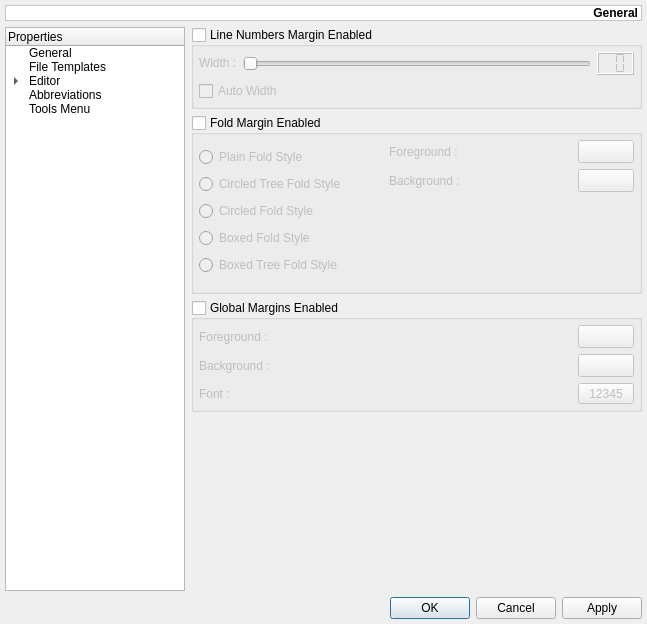
First picture: the form in v2/branches/dev/monkey/src/maininterface/ui/UISettings.ui, repository testmana2/mks, before the edit.
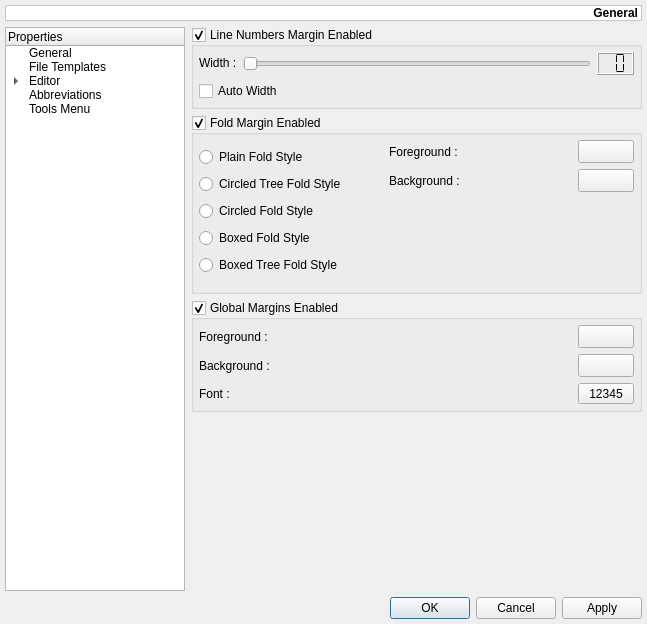
Second picture: the form after the edit. The open tabs and pages were chosen to show the change.

What changed in the file:
```diff
--- a/v2/branches/dev/monkey/src/maininterface/ui/UISettings.ui
+++ b/v2/branches/dev/monkey/src/maininterface/ui/UISettings.ui
@@ -1660,9 +1660,6 @@
          <property name="checkable" >
           <bool>true</bool>
          </property>
-         <property name="checked" >
-          <bool>false</bool>
-         </property>
          <layout class="QVBoxLayout" >
           <property name="margin" >
            <number>5</number>
@@ -1752,9 +1749,6 @@
          <property name="checkable" >
           <bool>true</bool>
          </property>
-         <property name="checked" >
-          <bool>false</bool>
-         </property>
          <layout class="QGridLayout" >
           <property name="margin" >
            <number>5</number>
@@ -1865,9 +1859,6 @@
          <property name="checkable" >
           <bool>true</bool>
          </property>
-         <property name="checked" >
-          <bool>false</bool>
-         </property>
          <layout class="QGridLayout" >
           <property name="margin" >
            <number>5</number>
```
Left out of the diff: 43 changed lines with no effect on the pictures.
